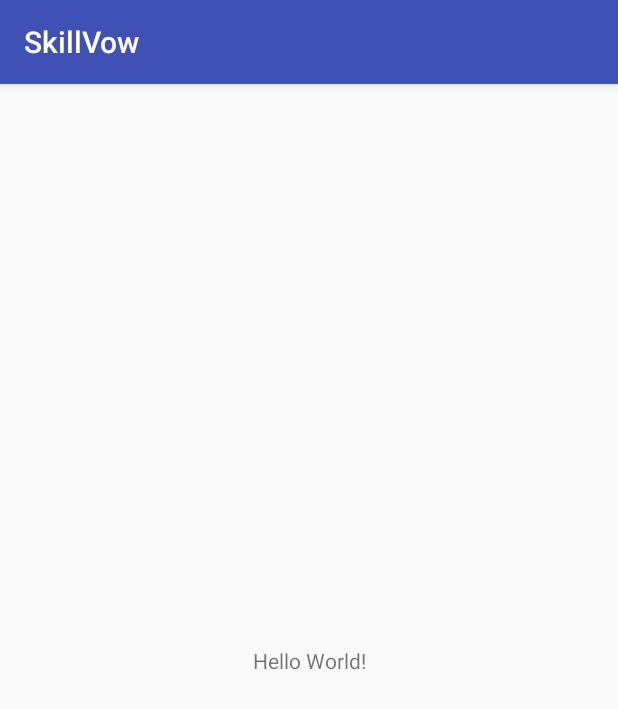
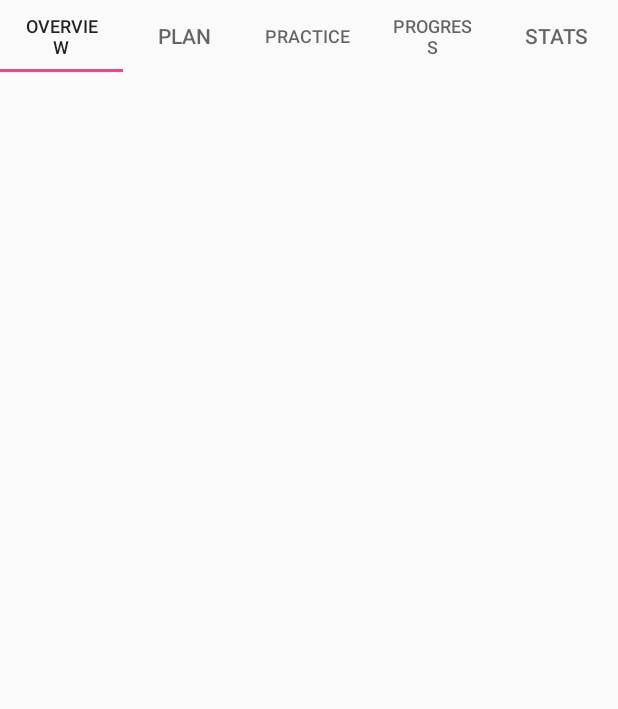
Before and after one commit to JasonCentral/SkillVow, an Android app: the screen it shows after launch (MainActivity), on a phone screen of 412 x 824 dp. Shown: the top 709 px of the screen. Run offline under Robolectric (Android 15) with nearby library versions, the phone set to English and light mode, and no system bars.

Commit message:
Added tabs at the top of the page

```diff
--- a/app/build.gradle
+++ b/app/build.gradle
@@ -22,6 +22,7 @@ dependencies {
     implementation fileTree(dir: 'libs', include: ['*.jar'])
     implementation 'com.android.support:appcompat-v7:27.1.1'
     implementation 'com.android.support.constraint:constraint-layout:1.1.2'
+    implementation 'com.android.support:design:27.1.1'
     testImplementation 'junit:junit:4.12'
     androidTestImplementation 'com.android.support.test:runner:1.0.2'
     androidTestImplementation 'com.android.support.test.espresso:espresso-core:3.0.2'
--- a/app/src/main/java/com/visionvow/skillvow/MainActivity.java
+++ b/app/src/main/java/com/visionvow/skillvow/MainActivity.java
@@ -1,13 +1,33 @@
 package com.visionvow.skillvow;
 
+import android.support.design.widget.TabLayout;
+import android.support.v4.view.ViewPager;
 import android.support.v7.app.AppCompatActivity;
 import android.os.Bundle;
+import com.visionvow.skillvow.Pages.*;
+
+import com.visionvow.skillvow.Pages.Overview;
 
 public class MainActivity extends AppCompatActivity {
+
+    private TabLayout mainTabs;
+    private ViewPager viewPager;
 
     @Override
     protected void onCreate(Bundle savedInstanceState) {
         super.onCreate(savedInstanceState);
         setContentView(R.layout.activity_main);
+        mainTabs = findViewById(R.id.main_tabs);
+        viewPager = findViewById(R.id.view_pager);
+
+        PagerAdapter adapter = new PagerAdapter(getSupportFragmentManager());
+        //Adding fragments to adapter to become tabs
+        adapter.addFragment(new Overview(), "Overview");
+        adapter.addFragment(new Plan(), "Plan");
+        adapter.addFragment(new Practice(), "Practice");
+        adapter.addFragment(new Progress(), "Progress");
+        adapter.addFragment(new Stats(), "Stats");
+        viewPager.setAdapter(adapter);
+        mainTabs.setupWithViewPager(viewPager);
     }
 }
--- /dev/null
+++ b/app/src/main/java/com/visionvow/skillvow/PagerAdapter.java
@@ -0,0 +1,40 @@
+package com.visionvow.skillvow;
+
+import android.support.annotation.Nullable;
+import android.support.v4.app.Fragment;
+import android.support.v4.app.FragmentManager;
+import android.support.v4.app.FragmentPagerAdapter;
+
+import java.util.ArrayList;
+
+public class PagerAdapter extends FragmentPagerAdapter {
+    private ArrayList<Fragment> fragmentList;
+    private ArrayList<String> titleList;
+
+    public PagerAdapter(FragmentManager fm) {
+        super(fm);
+        fragmentList = new ArrayList<>();
+        titleList = new ArrayList<>();
+    }
+
+    @Override
+    public Fragment getItem(int position) {
+        return fragmentList.get(position);
+    }
+
+    @Override
+    public int getCount() {
+        return fragmentList.size();
+    }
+
+    @Nullable
+    @Override
+    public CharSequence getPageTitle(int position) {
+        return titleList.get(position);
+    }
+
+    public void addFragment(Fragment fragment, String title){
+        fragmentList.add(fragment);
+        titleList.add(title);
+    }
+}
--- /dev/null
+++ b/app/src/main/java/com/visionvow/skillvow/Pages/Overview.java
@@ -0,0 +1,24 @@
+package com.visionvow.skillvow.Pages;
+
+import android.os.Bundle;
+import android.support.annotation.Nullable;
+import android.support.v4.app.Fragment;
+import android.view.LayoutInflater;
+import android.view.View;
+import android.view.ViewGroup;
+
+import com.visionvow.skillvow.R;
+
+public class Overview extends Fragment {
+    View view;
+
+    public Overview() {
+    }
+
+    @Nullable
+    @Override
+    public View onCreateView(LayoutInflater inflater, @Nullable ViewGroup container, @Nullable Bundle savedInstanceState) {
+        view = inflater.inflate(R.layout.overview_fragment, container, false);
+        return super.onCreateView(inflater, container, savedInstanceState);
+    }
+}
--- /dev/null
+++ b/app/src/main/java/com/visionvow/skillvow/Pages/Plan.java
@@ -0,0 +1,24 @@
+package com.visionvow.skillvow.Pages;
+
+import android.os.Bundle;
+import android.support.annotation.Nullable;
+import android.support.v4.app.Fragment;
+import android.view.LayoutInflater;
+import android.view.View;
+import android.view.ViewGroup;
+
+import com.visionvow.skillvow.R;
+
+public class Plan extends Fragment {
+    View view;
+
+    public Plan() {
+    }
+
+    @Nullable
+    @Override
+    public View onCreateView(LayoutInflater inflater, @Nullable ViewGroup container, @Nullable Bundle savedInstanceState) {
+        view = inflater.inflate(R.layout.plan_fragment, container, false);
+        return super.onCreateView(inflater, container, savedInstanceState);
+    }
+}
--- /dev/null
+++ b/app/src/main/java/com/visionvow/skillvow/Pages/Practice.java
@@ -0,0 +1,24 @@
+package com.visionvow.skillvow.Pages;
+
+import android.os.Bundle;
+import android.support.annotation.Nullable;
+import android.support.v4.app.Fragment;
+import android.view.LayoutInflater;
+import android.view.View;
+import android.view.ViewGroup;
+
+import com.visionvow.skillvow.R;
+
+public class Practice extends Fragment {
+    View view;
+
+    public Practice() {
+    }
+
+    @Nullable
+    @Override
+    public View onCreateView(LayoutInflater inflater, @Nullable ViewGroup container, @Nullable Bundle savedInstanceState) {
+        view = inflater.inflate(R.layout.practice_fragment, container, false);
+        return super.onCreateView(inflater, container, savedInstanceState);
+    }
+}
--- /dev/null
+++ b/app/src/main/java/com/visionvow/skillvow/Pages/Progress.java
@@ -0,0 +1,24 @@
+package com.visionvow.skillvow.Pages;
+
+import android.os.Bundle;
+import android.support.annotation.Nullable;
+import android.support.v4.app.Fragment;
+import android.view.LayoutInflater;
+import android.view.View;
+import android.view.ViewGroup;
+
+import com.visionvow.skillvow.R;
+
+public class Progress extends Fragment {
+    View view;
+
+    public Progress() {
+    }
+
+    @Nullable
+    @Override
+    public View onCreateView(LayoutInflater inflater, @Nullable ViewGroup container, @Nullable Bundle savedInstanceState) {
+        view = inflater.inflate(R.layout.progress_fragment, container, false);
+        return super.onCreateView(inflater, container, savedInstanceState);
+    }
+}
--- /dev/null
+++ b/app/src/main/java/com/visionvow/skillvow/Pages/Stats.java
@@ -0,0 +1,24 @@
+package com.visionvow.skillvow.Pages;
+
+import android.os.Bundle;
+import android.support.annotation.Nullable;
+import android.support.v4.app.Fragment;
+import android.view.LayoutInflater;
+import android.view.View;
+import android.view.ViewGroup;
+
+import com.visionvow.skillvow.R;
+
+public class Stats extends Fragment {
+    View view;
+
+    public Stats() {
+    }
+
+    @Nullable
+    @Override
+    public View onCreateView(LayoutInflater inflater, @Nullable ViewGroup container, @Nullable Bundle savedInstanceState) {
+        view = inflater.inflate(R.layout.stats_fragment, container, false);
+        return super.onCreateView(inflater, container, savedInstanceState);
+    }
+}
--- a/app/src/main/res/layout/activity_main.xml
+++ b/app/src/main/res/layout/activity_main.xml
@@ -1,18 +1,25 @@
 <?xml version="1.0" encoding="utf-8"?>
-<android.support.constraint.ConstraintLayout xmlns:android="http://schemas.android.com/apk/res/android"
+<LinearLayout
+    xmlns:android="http://schemas.android.com/apk/res/android"
     xmlns:app="http://schemas.android.com/apk/res-auto"
     xmlns:tools="http://schemas.android.com/tools"
     android:layout_width="match_parent"
     android:layout_height="match_parent"
+    android:orientation="vertical"
     tools:context=".MainActivity">
 
-    <TextView
-        android:layout_width="wrap_content"
+    <android.support.design.widget.TabLayout
+        android:id="@+id/main_tabs"
+        android:layout_width="match_parent"
         android:layout_height="wrap_content"
-        android:text="Hello World!"
-        app:layout_constraintBottom_toBottomOf="parent"
-        app:layout_constraintLeft_toLeftOf="parent"
-        app:layout_constraintRight_toRightOf="parent"
-        app:layout_constraintTop_toTopOf="parent" />
+        app:tabMode = "fixed"
+        >
+    </android.support.design.widget.TabLayout>
+    <android.support.v4.view.ViewPager
+        android:id="@+id/view_pager"
+        android:layout_width = "match_parent"
+        android:layout_height="match_parent"
+        >
+    </android.support.v4.view.ViewPager>
 
-</android.support.constraint.ConstraintLayout>
+</LinearLayout>
--- /dev/null
+++ b/app/src/main/res/layout/overview_fragment.xml
@@ -0,0 +1,6 @@
+<?xml version="1.0" encoding="utf-8"?>
+<android.support.constraint.ConstraintLayout
+    xmlns:android="http://schemas.android.com/apk/res/android" android:layout_width="match_parent"
+    android:layout_height="match_parent">
+
+</android.support.constraint.ConstraintLayout>
--- /dev/null
+++ b/app/src/main/res/layout/plan_fragment.xml
@@ -0,0 +1,6 @@
+<?xml version="1.0" encoding="utf-8"?>
+<android.support.constraint.ConstraintLayout
+    xmlns:android="http://schemas.android.com/apk/res/android" android:layout_width="match_parent"
+    android:layout_height="match_parent">
+
+</android.support.constraint.ConstraintLayout>
--- /dev/null
+++ b/app/src/main/res/layout/practice_fragment.xml
@@ -0,0 +1,6 @@
+<?xml version="1.0" encoding="utf-8"?>
+<android.support.constraint.ConstraintLayout
+    xmlns:android="http://schemas.android.com/apk/res/android" android:layout_width="match_parent"
+    android:layout_height="match_parent">
+
+</android.support.constraint.ConstraintLayout>
--- /dev/null
+++ b/app/src/main/res/layout/progress_fragment.xml
@@ -0,0 +1,6 @@
+<?xml version="1.0" encoding="utf-8"?>
+<android.support.constraint.ConstraintLayout
+    xmlns:android="http://schemas.android.com/apk/res/android" android:layout_width="match_parent"
+    android:layout_height="match_parent">
+
+</android.support.constraint.ConstraintLayout>
--- /dev/null
+++ b/app/src/main/res/layout/stats_fragment.xml
@@ -0,0 +1,6 @@
+<?xml version="1.0" encoding="utf-8"?>
+<android.support.constraint.ConstraintLayout
+    xmlns:android="http://schemas.android.com/apk/res/android" android:layout_width="match_parent"
+    android:layout_height="match_parent">
+
+</android.support.constraint.ConstraintLayout>
--- a/app/src/main/res/values/styles.xml
+++ b/app/src/main/res/values/styles.xml
@@ -1,7 +1,7 @@
 <resources>
 
     <!-- Base application theme. -->
-    <style name="AppTheme" parent="Theme.AppCompat.Light.DarkActionBar">
+    <style name="AppTheme" parent="Theme.AppCompat.Light.NoActionBar">
         <!-- Customize your theme here. -->
         <item name="colorPrimary">@color/colorPrimary</item>
         <item name="colorPrimaryDark">@color/colorPrimaryDark</item>
```
